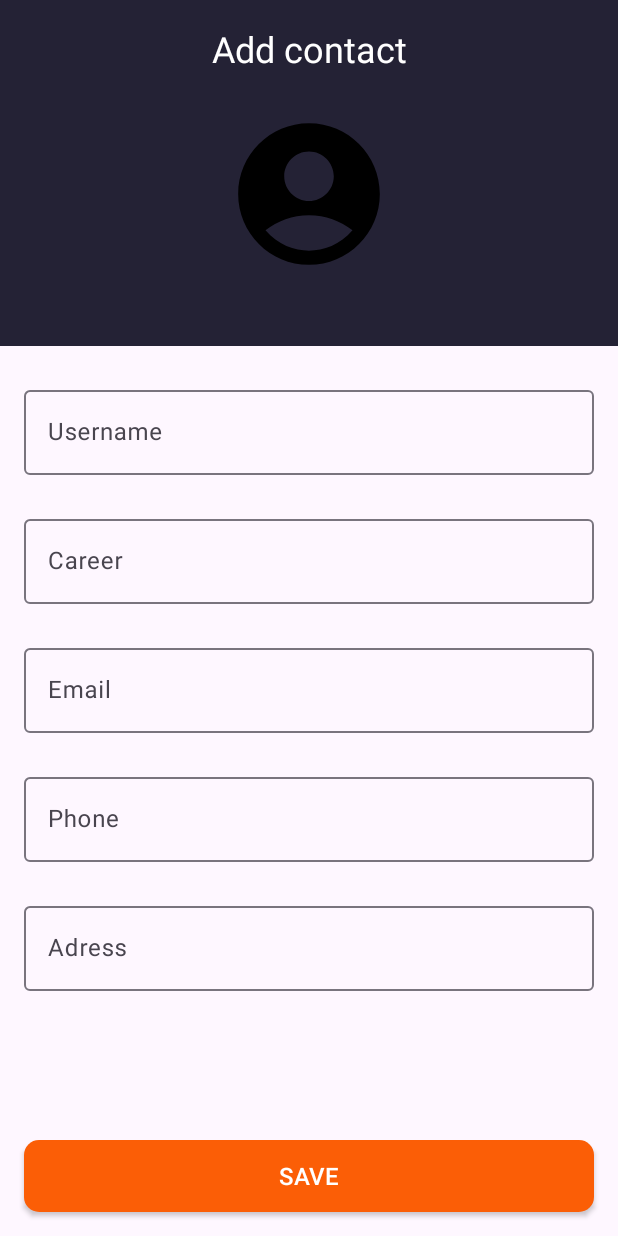
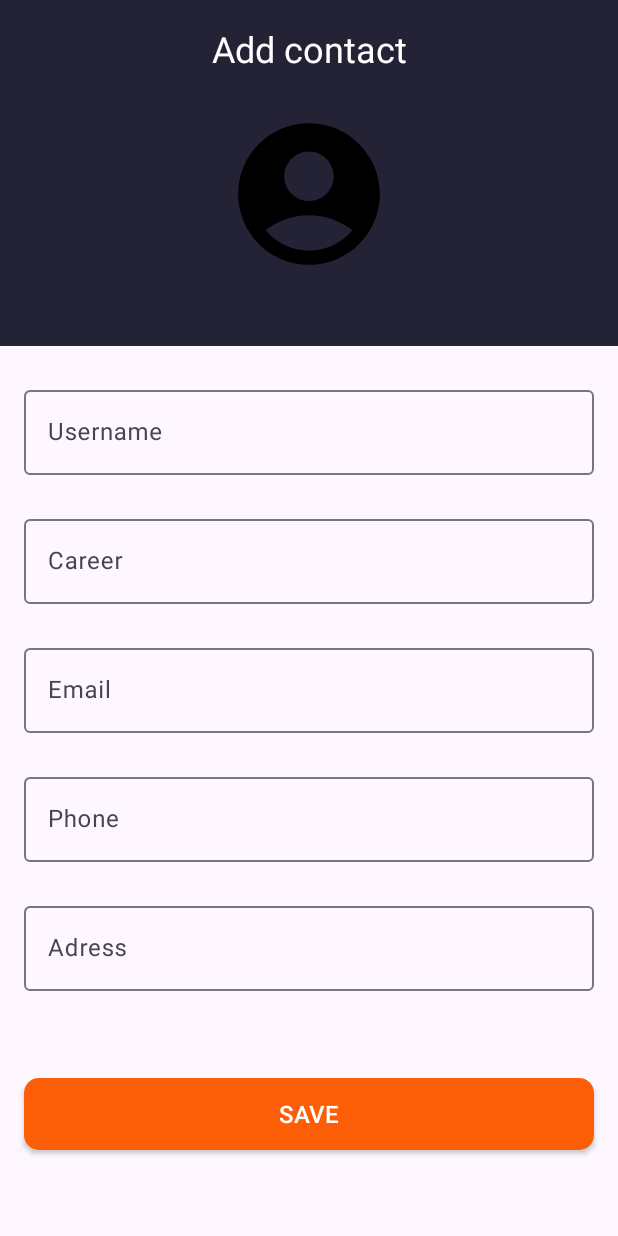
Before and after one commit to neriius/ContactsApp, an Android app: the AddContactFragment screen opened through its navigation route, on a phone screen of 412 x 824 dp. Run offline under Robolectric (Android 15) with nearby library versions, the phone set to English and light mode, and no system bars.

Commit message:
Fragment transaction add

```diff
--- a/app/src/main/java/com/example/contactsapp/activities/FragmentsActivity.kt
+++ b/app/src/main/java/com/example/contactsapp/activities/FragmentsActivity.kt
@@ -1,8 +1,14 @@
 package com.example.contactsapp.activities
 
+import android.os.Bundle
+import android.view.View
 import androidx.appcompat.app.AppCompatActivity
-import android.os.Bundle
+import androidx.navigation.fragment.NavHostFragment
+import com.example.contactsapp.Options
+import com.example.contactsapp.R
 import com.example.contactsapp.databinding.ActivityFragmentsBinding
+import com.example.contactsapp.fragments.AddContactFragment
+import com.example.contactsapp.fragments.MyProfileFragment
 
 class FragmentsActivity : AppCompatActivity() {
 
@@ -13,5 +19,19 @@ class FragmentsActivity : AppCompatActivity() {
         binding = ActivityFragmentsBinding.inflate(layoutInflater)
         setContentView(binding.root)
 
+        if (Options.FEATURE_NAVIGATION_ENABLED){
+            val navHostFragment =
+                supportFragmentManager.findFragmentById(R.id.fragments_container) as NavHostFragment
+            val navController = navHostFragment.navController
+        }else{
+            val myProfileFragment = MyProfileFragment();
+            supportFragmentManager
+                .beginTransaction()
+                .add(R.id.fragments_container, myProfileFragment)
+                .commit()
+        }
+
+
+
     }
 }
--- a/app/src/main/java/com/example/contactsapp/activities/LogInActivity.kt
+++ b/app/src/main/java/com/example/contactsapp/activities/LogInActivity.kt
@@ -4,6 +4,7 @@ import android.content.Intent
 import androidx.appcompat.app.AppCompatActivity
 import android.os.Bundle
 import android.util.Patterns
+import android.view.View
 import androidx.appcompat.app.AppCompatDelegate
 import com.example.contactsapp.databinding.ActivitySignUpBinding
 
--- a/app/src/main/res/layout/activity_fragments.xml
+++ b/app/src/main/res/layout/activity_fragments.xml
@@ -7,7 +7,7 @@
     tools:context=".activities.FragmentsActivity">
 
     <androidx.fragment.app.FragmentContainerView
-        android:id="@+id/nav_host_fragment"
+        android:id="@+id/fragments_container"
         android:name="androidx.navigation.fragment.NavHostFragment"
         android:layout_width="0dp"
         android:layout_height="0dp"
@@ -15,6 +15,8 @@
         app:layout_constraintEnd_toEndOf="parent"
         app:layout_constraintStart_toStartOf="parent"
         app:layout_constraintTop_toTopOf="parent"
-        app:navGraph="@navigation/nav_graph" />
+        app:navGraph="@navigation/nav_graph"
+        app:defaultNavHost = "true"
+        tools:layout="@layout/activity_fragments" />
 
 </androidx.constraintlayout.widget.ConstraintLayout>
--- a/app/src/main/res/layout/fragment_add_contact.xml
+++ b/app/src/main/res/layout/fragment_add_contact.xml
@@ -47,8 +47,9 @@
         app:layout_constraintGuide_percent="0.28" />
 
     <LinearLayout
+        android:id="@+id/contact_data_fields_layout"
         android:layout_width="match_parent"
-        android:layout_height="wrap_content"
+        android:layout_height="0dp"
         android:orientation="vertical"
         android:paddingStart="@dimen/defaultLayoutSpace"
         android:paddingTop="@dimen/defaultChildrenPaddingTop"
@@ -141,6 +142,7 @@
         android:text="@string/save"
         android:textSize="@dimen/view_my_contacts_text_size"
         app:layout_constraintStart_toStartOf="parent"
+        app:layout_constraintTop_toBottomOf="@id/contact_data_fields_layout"
         app:layout_constraintEnd_toEndOf="parent"
         app:layout_constraintBottom_toBottomOf="parent"/>
 
--- /dev/null
+++ b/app/src/main/res/values/dimens.xml
@@ -0,0 +1,4 @@
+<?xml version="1.0" encoding="utf-8"?>
+<resources>
+    <dimen name="navigation_icons_size">50dp</dimen>
+</resources>
```
Also changed, not shown: app/src/main/java/com/example/contactsapp/Options.kt (added, +7 -0 lines), app/src/main/java/com/example/contactsapp/adapters/ContactsAdapter.kt (+26 -9 lines), app/src/main/java/com/example/contactsapp/fragments/AddContactFragment.kt (+15 -3 lines), app/src/main/java/com/example/contactsapp/fragments/ContactProfileFragment.kt (+15 -3 lines), app/src/main/java/com/example/contactsapp/fragments/ContactsFragment.kt (+33 -10 lines), app/src/main/java/com/example/contactsapp/fragments/EditProfileFragment.kt (+19 -3 lines), app/src/main/java/com/example/contactsapp/fragments/MyProfileFragment.kt (+21 -3 lines), app/src/main/res/drawable/add_contact_icon.xml (added, +15 -0 lines), app/src/main/res/drawable/contacts_icon.xml (added, +9 -0 lines), app/src/main/res/drawable/edit_profile_icon.png (added).
